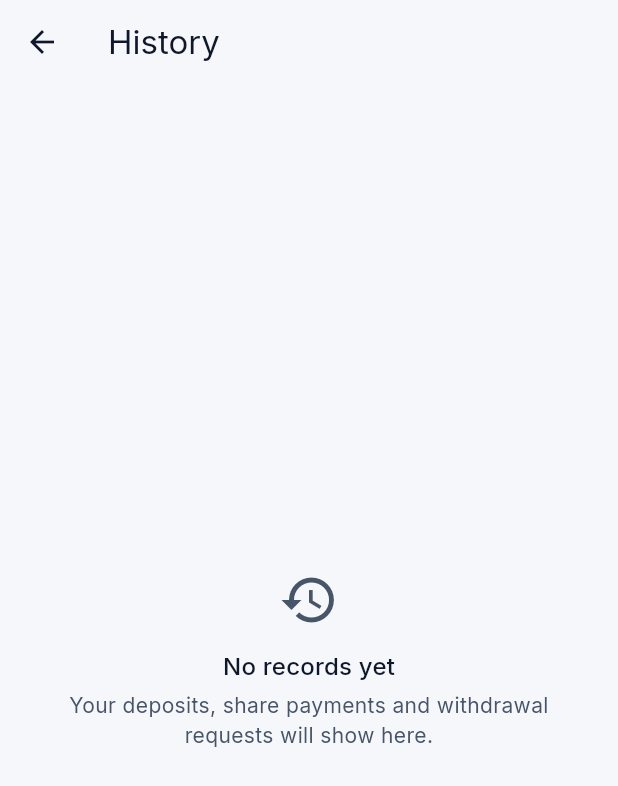
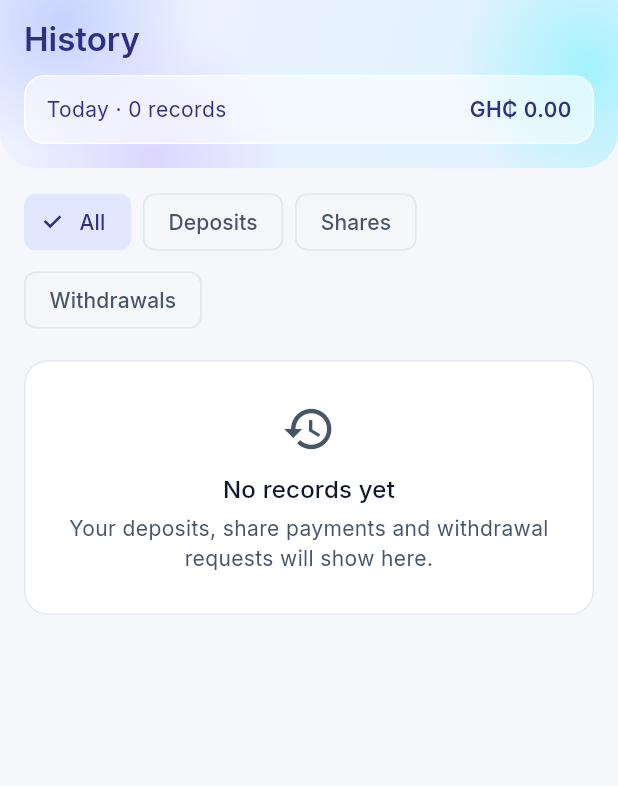
Before and after one commit to Benney-Walker/cash_client, a Flutter app: the HistoryScreen screen opened directly, on a phone screen of 412 x 824 dp. Shown: the top 786 px of the screen. Run offline on Flutter 3.47's test engine with Material 3 defaults, Android fonts, the phone set to English and light mode, and no system bars; our stand-ins replace flutter_secure_storage, package_info_plus, shared_preferences; accounts and stored records are empty.

Commit message:
Restyle History as Y1, the wash header, with type filters
History gets the same wash header as home, with the title and today's
record count and total on a glass strip. On the plain page below, filter
chips (All, Deposits, Shares, Withdrawals) choose what the list shows.
Until the backend can list a collector's records, it shows an empty day
and the empty state names the selected filter.

The wash header moves to a shared WashHeader used by home and history.
Selected chips use the soft indigo container colour through the theme.

Co-Authored-By: Claude Opus 5.5 <noreply@anthropic.com>
Claude-Session: https://claude.ai/code/session_014iXCa2UKE3nBUvatNT2K1B

```diff
--- /dev/null
+++ b/lib/common/wash_header.dart
@@ -0,0 +1,26 @@
+import 'package:flutter/material.dart';
+
+import 'gradient_wash.dart';
+
+/// The pale wash across the top of a tab screen (home and history), with
+/// rounded bottom corners. It runs under the status bar, so it pads its
+/// content below it; the screen sets the status bar icon colour with an
+/// `AnnotatedRegion`.
+class WashHeader extends StatelessWidget {
+  const WashHeader({super.key, required this.child});
+
+  final Widget child;
+
+  @override
+  Widget build(BuildContext context) {
+    final topInset = MediaQuery.paddingOf(context).top;
+
+    return GradientWash(
+      borderRadius: const BorderRadius.vertical(bottom: Radius.circular(24)),
+      child: Padding(
+        padding: EdgeInsets.fromLTRB(16, topInset + 12, 16, 16),
+        child: child,
+      ),
+    );
+  }
+}
--- a/lib/home/history_screen.dart
+++ b/lib/home/history_screen.dart
@@ -1,29 +1,163 @@
 import 'package:flutter/material.dart';
+import 'package:flutter/services.dart';
 
-/// The collector's transaction history. Until the backend can list a
-/// collector's records, it shows an empty state.
-class HistoryScreen extends StatelessWidget {
+import '../common/glass_card.dart';
+import '../common/wash_header.dart';
+import '../theme/app_gradients.dart';
+
+/// Which records the history shows.
+///
+/// These are the filters from the approved design (Y1). The record types
+/// they match will come from the backend once it can list a collector's
+/// records.
+enum HistoryFilter {
+  all('All', 'records'),
+  deposits('Deposits', 'deposits'),
+  shares('Shares', 'share payments'),
+  withdrawals('Withdrawals', 'withdrawal requests');
+
+  const HistoryFilter(this.label, this.plural);
+
+  final String label;
+
+  /// For the empty state: "No share payments yet".
+  final String plural;
+}
+
+/// The collector's transaction history, design Y1 ("wash header"): the
+/// wash across the top with today's count and total on a glass strip, then
+/// type filters and the records on the plain page.
+///
+/// Until the backend can list a collector's records, it shows an empty day.
+class HistoryScreen extends StatefulWidget {
   const HistoryScreen({super.key});
+
+  @override
+  State<HistoryScreen> createState() => _HistoryScreenState();
+}
+
+class _HistoryScreenState extends State<HistoryScreen> {
+  HistoryFilter _filter = HistoryFilter.all;
+
+  @override
+  Widget build(BuildContext context) {
+    final isDark = Theme.of(context).brightness == Brightness.dark;
+
+    // The wash runs under the status bar, so its icons follow the wash.
+    return AnnotatedRegion<SystemUiOverlayStyle>(
+      value: isDark ? SystemUiOverlayStyle.light : SystemUiOverlayStyle.dark,
+      child: Scaffold(
+        body: ListView(
+          padding: EdgeInsets.zero,
+          children: [
+            const _HistoryHeader(),
+            Padding(
+              padding: const EdgeInsets.fromLTRB(16, 12, 16, 24),
+              child: Column(
+                crossAxisAlignment: CrossAxisAlignment.stretch,
+                children: [
+                  Wrap(
+                    spacing: 8,
+                    runSpacing: 4,
+                    children: [
+                      for (final filter in HistoryFilter.values)
+                        ChoiceChip(
+                          key: Key('history.filter.${filter.name}'),
+                          label: Text(filter.label),
+                          selected: filter == _filter,
+                          onSelected: (_) => setState(() => _filter = filter),
+                        ),
+                    ],
+                  ),
+                  const SizedBox(height: 16),
+                  _EmptyHistory(filter: _filter),
+                ],
+              ),
+            ),
+          ],
+        ),
+      ),
+    );
+  }
+}
+
+/// The wash with the title and today's count and total.
+class _HistoryHeader extends StatelessWidget {
+  const _HistoryHeader();
+
+  @override
+  Widget build(BuildContext context) {
+    final gradients = AppGradients.of(context);
+    final textTheme = Theme.of(context).textTheme;
+    // Everything on the glass uses panelText; see GlassCard.
+    final onGlass = textTheme.bodyMedium?.copyWith(color: gradients.panelText);
+
+    return WashHeader(
+      child: Column(
+        crossAxisAlignment: CrossAxisAlignment.stretch,
+        children: [
+          Semantics(
+            header: true,
+            child: Text(
+              'History',
+              style: textTheme.titleLarge?.copyWith(
+                color: gradients.panelText,
+                fontWeight: FontWeight.w600,
+              ),
+            ),
+          ),
+          const SizedBox(height: 10),
+          GlassCard(
+            padding: const EdgeInsets.symmetric(horizontal: 14, vertical: 12),
+            radius: 14,
+            child: Row(
+              children: [
+                Expanded(
+                  child: Text(
+                    'Today · 0 records',
+                    key: const Key('history.todayCount'),
+                    style: onGlass,
+                  ),
+                ),
+                Text(
+                  'GH₵ 0.00',
+                  key: const Key('history.todayTotal'),
+                  style: onGlass?.copyWith(
+                    fontWeight: FontWeight.w600,
+                    fontFeatures: const [FontFeature.tabularFigures()],
+                  ),
+                ),
+              ],
+            ),
+          ),
+        ],
+      ),
+    );
+  }
+}
+
+class _EmptyHistory extends StatelessWidget {
+  const _EmptyHistory({required this.filter});
+
+  final HistoryFilter filter;
 
   @override
   Widget build(BuildContext context) {
     final scheme = Theme.of(context).colorScheme;
     final textTheme = Theme.of(context).textTheme;
 
-    return Scaffold(
-      appBar: AppBar(title: const Text('History')),
-      body: Center(
+    return Card(
       child: Padding(
-          padding: const EdgeInsets.all(32),
+        padding: const EdgeInsets.symmetric(horizontal: 16, vertical: 28),
         child: Column(
-            mainAxisSize: MainAxisSize.min,
           children: [
-              Icon(Icons.history, size: 40, color: scheme.onSurfaceVariant),
-              const SizedBox(height: 12),
+            Icon(Icons.history, size: 36, color: scheme.onSurfaceVariant),
+            const SizedBox(height: 10),
             Text(
-                'No records yet',
+              'No ${filter.plural} yet',
               key: const Key('history.empty'),
               style: textTheme.titleMedium,
+              textAlign: TextAlign.center,
             ),
             const SizedBox(height: 4),
             Text(
@@ -36,7 +170,6 @@ class HistoryScreen extends StatelessWidget {
           ],
         ),
       ),
-      ),
     );
   }
 }
--- a/lib/home/home_screen.dart
+++ b/lib/home/home_screen.dart
@@ -3,7 +3,7 @@ import 'package:flutter/services.dart';
 
 import '../common/glass_card.dart';
 import '../common/gradient_button.dart';
-import '../common/gradient_wash.dart';
+import '../common/wash_header.dart';
 import '../common/names.dart';
 import '../theme/app_gradients.dart';
 
@@ -49,7 +49,7 @@ class HomeScreen extends StatelessWidget {
         body: ListView(
           padding: EdgeInsets.zero,
           children: [
-            _WashHeader(greeting: greetingFor(now()), name: staffName),
+            _HomeHeader(greeting: greetingFor(now()), name: staffName),
             Padding(
               padding: const EdgeInsets.fromLTRB(16, 16, 16, 24),
               child: Column(
@@ -143,8 +143,8 @@ String greetingFor(DateTime time) {
 }
 
 /// The wash across the top: greeting, name and today's total.
-class _WashHeader extends StatelessWidget {
-  const _WashHeader({required this.greeting, required this.name});
+class _HomeHeader extends StatelessWidget {
+  const _HomeHeader({required this.greeting, required this.name});
 
   final String greeting;
   final String name;
@@ -153,18 +153,14 @@ class _WashHeader extends StatelessWidget {
   Widget build(BuildContext context) {
     final gradients = AppGradients.of(context);
     final textTheme = Theme.of(context).textTheme;
-    final topInset = MediaQuery.paddingOf(context).top;
 
-    return GradientWash(
-      borderRadius: const BorderRadius.vertical(bottom: Radius.circular(24)),
-      child: Padding(
-        padding: EdgeInsets.fromLTRB(16, topInset + 12, 16, 16),
+    return WashHeader(
       child: Column(
         crossAxisAlignment: CrossAxisAlignment.stretch,
         children: [
-            // On the open wash the lighter secondary tone is readable
-            // (at least 5:1); on the glass card below it isn't, so the card
-            // uses panelText throughout.
+          // On the open wash the lighter secondary tone is readable (at
+          // least 5:1); on the glass card below it isn't, so the card uses
+          // panelText throughout.
           Text(
             greeting,
             style: textTheme.bodyMedium
@@ -181,7 +177,6 @@ class _WashHeader extends StatelessWidget {
           const SizedBox(height: 12),
           const _TodayCard(),
         ],
-        ),
       ),
     );
   }
--- a/lib/theme/app_theme.dart
+++ b/lib/theme/app_theme.dart
@@ -174,6 +174,16 @@ abstract final class AppTheme {
           minimumSize: WidgetStatePropertyAll(Size(0, minTouchTarget)),
         ),
       ),
+      // Selected chips (the history filters) use the soft indigo pill, as in
+      // the approved design. The pairing is in the contrast tests.
+      chipTheme: ChipThemeData(
+        selectedColor: scheme.primaryContainer,
+        checkmarkColor: scheme.onPrimaryContainer,
+        secondaryLabelStyle: TextStyle(
+          fontFamily: fontFamily,
+          color: scheme.onPrimaryContainer,
+        ),
+      ),
       dividerTheme: DividerThemeData(color: scheme.outlineVariant, space: 1),
       snackBarTheme: const SnackBarThemeData(behavior: SnackBarBehavior.floating),
     );
```
Also changed, not shown: 2 other files. Lines whose indentation alone changed are shown as unchanged.
